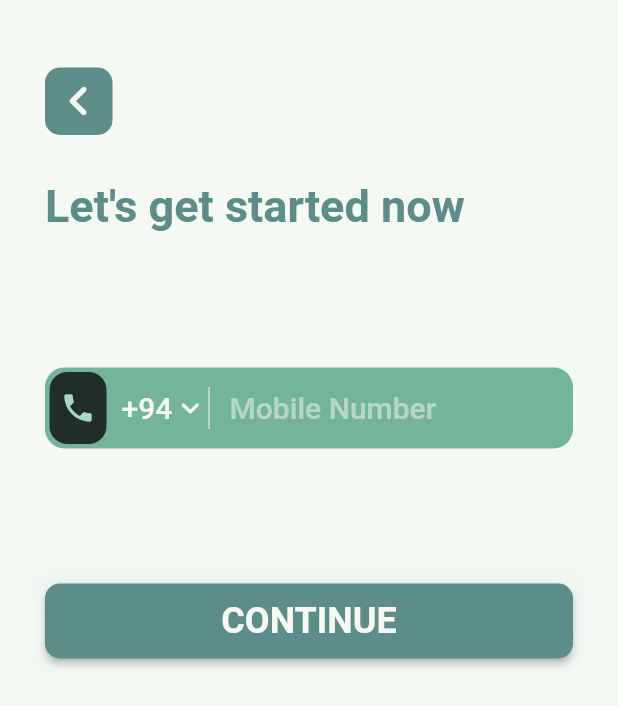
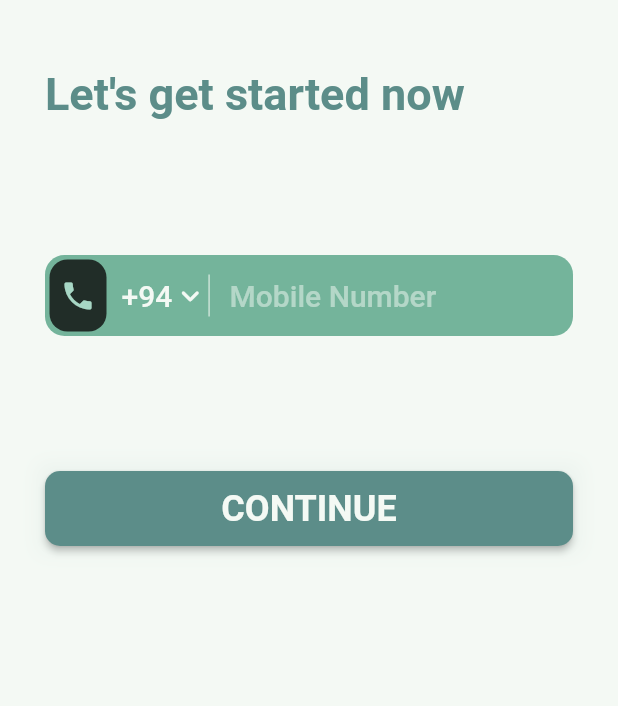
Before and after one commit to rideXmora/Passenger-app, a Flutter app: the GettingStartedScreen screen opened directly, on a phone screen of 412 x 824 dp. Shown: the top 706 px of the screen. Run offline on Flutter 3.47's test engine with Material 2 defaults, Android fonts, the light colour scheme and no system bars; our stand-ins replace flutter_multi_formatter, flutter_svg, get, google_maps_flutter, jwt_decoder, lottie and 3 more; accounts and stored records are empty.

Commit message:
getting started screen back button removal

```diff
--- a/passenger_app/lib/pages/sign_in_up/pages/getting_started_screen.dart
+++ b/passenger_app/lib/pages/sign_in_up/pages/getting_started_screen.dart
@@ -89,10 +89,6 @@ class _GettingStartedScreenState extends State<GettingStartedScreen> {
                 crossAxisAlignment: CrossAxisAlignment.start,
                 mainAxisAlignment: MainAxisAlignment.start,
                 children: [
-                  CustomBackButton(),
-                  SizedBox(
-                    height: 30,
-                  ),
                   Text(
                     "Let's get started now",
                     style: TextStyle(
```
